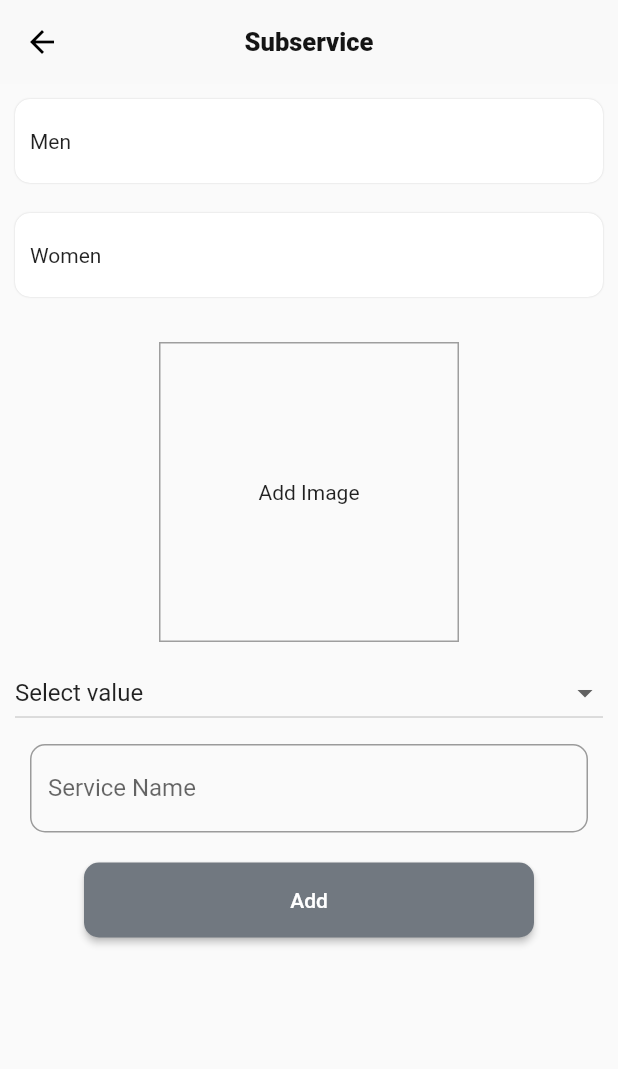
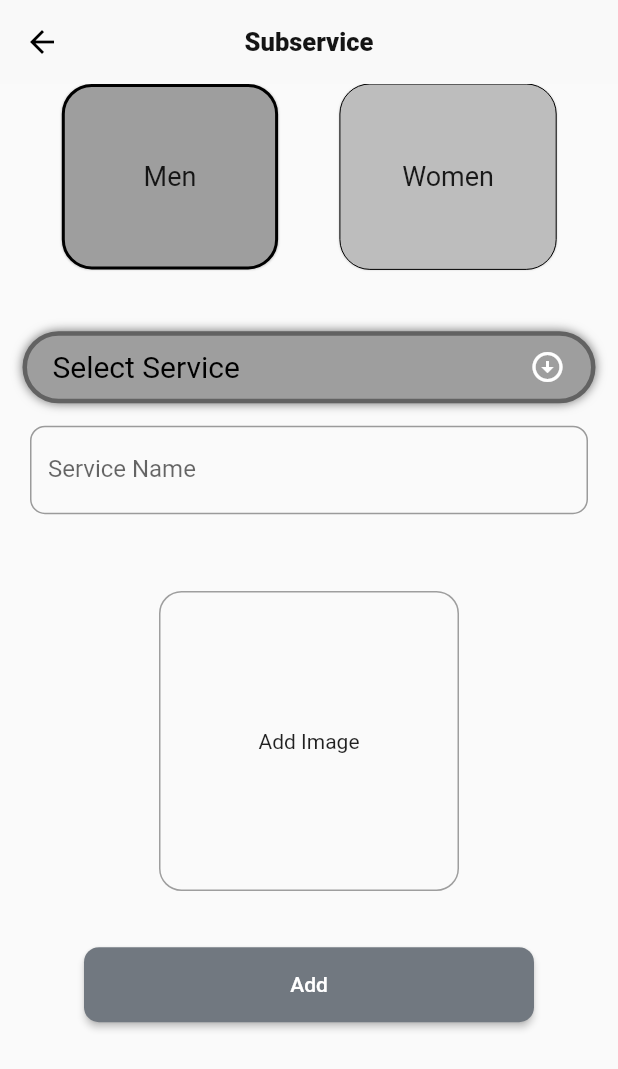
Before and after one commit to JahanzebMughal/sup_admin_saloon, a Flutter app: the SubServices screen opened directly, after a tap on "Men", on a phone screen of 412 x 824 dp. Shown: the top 1069 px of the screen. Run offline on Flutter 3.47's test engine with Material 2 defaults, Android fonts, the light colour scheme and no system bars; our stand-ins replace cached_network_image, cloud_firestore, dropdown_button2, firebase_auth, firebase_core, firebase_storage and 10 more; missing offline and left inert: flutter_rounded_date_picker; accounts and stored records are empty; Roboto replaces fonts that are missing (Tajawal); project files that could hold a hidden picture were left out.

Commit message:
UI_changes

```diff
--- a/lib/main.dart
+++ b/lib/main.dart
@@ -5,8 +5,7 @@ import 'package:flutter/material.dart';
 import 'package:get/get.dart';
 import 'package:saloon_app/testlogin.dart';
 import 'package:saloon_app/views/dashboard.dart';
-import 'package:shared_preferences/shared_preferences.dart';
-
+import 'package:sizer/sizer.dart';
 import 'data/controller/auth/login_controller.dart';
 
 Future<void> main() async {
@@ -22,6 +21,7 @@ class MyApp extends StatelessWidget {
   // This widget is the root of your application.
   @override
   Widget build(BuildContext context) {
+    return Sizer(builder: (context, orientation, deviceType) {
       return GetMaterialApp(
         debugShowCheckedModeBanner: false,
         title: 'Flutter Demo',
@@ -30,5 +30,6 @@ class MyApp extends StatelessWidget {
         ),
         home: loginController.isLogin ? const Dashboard() : LoginBodyScreen(),
       );
+    });
   }
 }
--- a/lib/views/Appointments/allApointment.dart
+++ b/lib/views/Appointments/allApointment.dart
@@ -128,7 +128,7 @@ class allAppointment extends StatelessWidget {
                               return Saloongradeintboxwidget(
                                 color1: const Color(0XFFB64D3F),
                                 color2: const Color(0XFFD96D5E),
-                                boxheading: 'Cancelled',
+                                boxheading: 'Cancelled\nAppoinments',
                                 boxvalue: "$count",
                                 valuecolor: redtextgraient,
                               );
--- a/lib/views/services/sub_services.dart
+++ b/lib/views/services/sub_services.dart
@@ -10,6 +10,7 @@ import 'package:saloon_app/Constants/ColorsManager.dart';
 import 'package:saloon_app/views/dashboard.dart';
 import 'package:saloon_app/widgets/custom_button.dart';
 import 'package:saloon_app/widgets/custom_textfield.dart';
+import 'package:sizer/sizer.dart';
 
 import '../../data/controller/services/add_service_controller.dart';
 
@@ -21,16 +22,16 @@ class SubServices extends StatefulWidget {
 }
 
 class _SubServicesState extends State<SubServices> {
-  bool isClicked = false;
-
+  bool _menSelected = false;
+  bool _womenSelected = false;
   var serviceCOntroller = TextEditingController();
   var addServiceController = Get.put(AddServiceController());
 
   File? _image;
   String value = '';
   final picker = ImagePicker();
-  String selectedVal = "Select value";
-  List<String> items = ['Select value'];
+  String selectedVal = "Select Service";
+  List<String> items = ['Select Service'];
   Future<void> _pickImage(ImageSource source) async {
     final pickedFile = await picker.getImage(source: source);
 
@@ -42,12 +43,6 @@ class _SubServicesState extends State<SubServices> {
   }
 
   @override
-  void initState() {
-    // TODO: implement initState
-    super.initState();
-  }
-
-  @override
   Widget build(BuildContext context) {
     return Scaffold(
       resizeToAvoidBottomInset: true,
@@ -55,73 +50,62 @@ class _SubServicesState extends State<SubServices> {
       body: SingleChildScrollView(
         child: Column(
           children: [
+            Row(
+              mainAxisAlignment: MainAxisAlignment.spaceEvenly,
+              children: [
                 GestureDetector(
                     onTap: () {
                       setState(() {
-                  isClicked = !isClicked;
+                        _menSelected = true;
+                        _womenSelected = false;
+
                         value = "Men";
                       });
                     },
                     child: Container(
-                width: double.infinity,
-                margin: const EdgeInsets.all(10),
+                      height: 15.h,
+                      width: 35.w,
                       decoration: BoxDecoration(
-                    color: Colors.white,
-                    borderRadius: BorderRadius.circular(10),
+                          border: Border.all(width: _menSelected ? 2 : 0),
+                          borderRadius: BorderRadius.circular(20),
+                          color:
+                              _menSelected ? Colors.grey : Colors.grey.shade400,
                           boxShadow: containerboxShadow()),
-                child: const Padding(
-                  padding: EdgeInsets.only(top: 20, bottom: 20, left: 10),
-                  child: Text("Men"),
-                ),
-              ),
-            ),
+                      child: const Center(
+                          child: Text(
+                        'Men',
+                        style: TextStyle(fontSize: 18),
+                      )),
+                    )),
                 GestureDetector(
                     onTap: () {
                       setState(() {
-                  isClicked = !isClicked;
+                        _womenSelected = true;
+                        _menSelected = false;
                         value = "Women";
                       });
                     },
                     child: Container(
-                width: double.infinity,
-                margin: const EdgeInsets.all(10),
+                      height: 15.h,
+                      width: 35.w,
                       decoration: BoxDecoration(
-                    color: Colors.white,
-                    borderRadius: BorderRadius.circular(10),
+                          border: Border.all(width: _womenSelected ? 2 : 0),
+                          borderRadius: BorderRadius.circular(20),
+                          color: _womenSelected
+                              ? Colors.grey
+                              : Colors.grey.shade400,
                           boxShadow: containerboxShadow()),
-                child: const Padding(
-                  padding: EdgeInsets.only(top: 20, bottom: 20, left: 10),
-                  child: Text("Women"),
+                      child: const Center(
+                          child: Text(
+                        'Women',
+                        style: TextStyle(fontSize: 18),
+                      )),
+                    )),
+              ],
             ),
+            SizedBox(
+              height: 30.sp,
             ),
-            ),
-            isClicked
-                ? Container(
-                    margin: const EdgeInsets.all(10),
-                    width: double.infinity,
-                    //  color: Colors.red,
-                    child: Column(
-                      children: [
-                        GestureDetector(
-                          onTap: () {
-                            _showBottomSheet(context);
-                          },
-                          child: Container(
-                            margin: const EdgeInsets.all(10),
-                            height: 200,
-                            width: 200,
-                            decoration: BoxDecoration(
-                                border:
-                                    Border.all(color: Colors.grey, width: 1)),
-                            child: _image == null
-                                ? const Center(child: Text("Add Image"))
-                                : Image.file(
-                                    _image!,
-                                    fit: BoxFit.cover,
-                                  ),
-                          ),
-                        ),
-
             StreamBuilder<QuerySnapshot>(
               stream: value == 'Men'
                   ? FirebaseFirestore.instance
@@ -138,8 +122,7 @@ class _SubServicesState extends State<SubServices> {
                 if (!snapshot.hasData) {
                   return const CircularProgressIndicator();
                 }
-                            List<DocumentSnapshot> documents =
-                                snapshot.data!.docs;
+                List<DocumentSnapshot> documents = snapshot.data!.docs;
 
                 for (var document in documents) {
                   Map<String, dynamic> data =
@@ -147,7 +130,27 @@ class _SubServicesState extends State<SubServices> {
                   String fieldName = data['name'] as String;
                   items.add(fieldName);
                 }
-                            return DropdownButton(
+                return Padding(
+                  padding: const EdgeInsets.symmetric(horizontal: 15),
+                  child: DecoratedBox(
+                      decoration: BoxDecoration(
+                          color:
+                              Colors.grey, //background color of dropdown button
+                          border: Border.all(
+                              color: Colors.black38,
+                              width: 3), //border of dropdown button
+                          borderRadius: BorderRadius.circular(
+                              50), //border raiuds of dropdown button
+                          boxShadow: const <BoxShadow>[
+                            //apply shadow on Dropdown button
+                            BoxShadow(
+                                color: Color.fromRGBO(
+                                    0, 0, 0, 0.57), //shadow for button
+                                blurRadius: 5) //blur radius of shadow
+                          ]),
+                      child: Padding(
+                        padding: const EdgeInsets.symmetric(horizontal: 20),
+                        child: DropdownButton(
                           isExpanded: true,
                           value: selectedVal,
                           onChanged: (newValue) {
@@ -155,19 +158,37 @@ class _SubServicesState extends State<SubServices> {
                               selectedVal = newValue.toString();
                             });
                           },
+                          icon: const Padding(
+                              //Icon at tail, arrow bottom is default icon
+                              padding: EdgeInsets.only(left: 20),
+                              child: Icon(Icons.arrow_circle_down_sharp)),
+                          iconEnabledColor: Colors.white, //Icon color
+                          style: const TextStyle(
+                              //te
+                              color: Colors.black, //Font color
+                              fontSize: 20 //font size on dropdown button
+                              ),
+
+                          dropdownColor:
+                              Colors.grey.shade200, //dropdown background color
+                          underline: Container(), //remove underline
                           items: items.map((value) {
                             return DropdownMenuItem(
                               value: value,
                               child: Text(value),
                             );
                           }).toList(),
+                        ),
+                      )),
                 );
               },
             ),
-
+            const SizedBox(
+              height: 15,
+            ),
             //////////////drop down end
             Padding(
-                          padding: const EdgeInsets.all(10.0),
+              padding: const EdgeInsets.symmetric(horizontal: 20),
               child: CustomOutlineTextField(
                 validator: (String) {
                   return null;
@@ -177,8 +198,39 @@ class _SubServicesState extends State<SubServices> {
                 controller: serviceCOntroller,
               ),
             ),
-                        const SizedBox(
-                          height: 10,
+            SizedBox(
+              height: 30.sp,
+            ),
+            SizedBox(
+              // margin: const EdgeInsets.all(10),
+              width: double.infinity,
+              //  color: Colors.red,
+              child: Column(
+                children: [
+                  GestureDetector(
+                    onTap: () {
+                      _showBottomSheet(context);
+                    },
+                    child: Container(
+                      margin: const EdgeInsets.all(10),
+                      height: 200,
+                      width: 200,
+                      decoration: BoxDecoration(
+                          borderRadius: BorderRadius.circular(15),
+                          border: Border.all(color: Colors.grey, width: 1)),
+                      child: _image == null
+                          ? const Center(child: Text("Add Image"))
+                          : ClipRRect(
+                              borderRadius: BorderRadius.circular(14),
+                              child: Image.file(
+                                _image!,
+                                fit: BoxFit.cover,
+                              ),
+                            ),
+                    ),
+                  ),
+                  SizedBox(
+                    height: 20.sp,
                   ),
                   Obx(() => CustomElevatedButton(
                         buttonText: "Add",
@@ -191,7 +243,6 @@ class _SubServicesState extends State<SubServices> {
                 ],
               ),
             )
-                : const SizedBox()
           ],
         ),
       ),
--- a/pubspec.yaml
+++ b/pubspec.yaml
@@ -29,6 +29,7 @@ environment:
 # the latest version available on pub.dev. To see which dependencies have newer
 # versions available, run `flutter pub outdated`.
 dependencies:
+  material_design_icons_flutter: ^6.0.7096
   cloud_firestore: ^4.4.5
   cupertino_icons: ^1.0.2
   dropdown_button2: ^1.9.2
@@ -50,7 +51,7 @@ dependencies:
   loading_animation_widget: ^1.2.0+4
   percent_indicator: ^4.0.1
   shared_preferences: ^2.0.20
-
+  sizer: ^2.0.15
 dev_dependencies:
   flutter_lints: ^2.0.0
   flutter_test:
```
Also changed, not shown: lib/data/controller/auth/login_controller.dart (+4 -5 lines), lib/data/model/saloon_model.dart (added, +7 -0 lines), lib/testlogin.dart (+7 -7 lines), lib/views/dashboard.dart (+21 -14 lines), lib/views/login/login_screen.dart (+84 -84 lines), lib/views/saloon_profile/all_saloons.dart (+42 -46 lines), lib/views/services/services.dart (+63 -43 lines), lib/views/services/services_main.dart (+18 -27 lines), lib/widgets/custom_container.dart (added, +42 -0 lines), pubspec.lock. Lines whose indentation alone changed are shown as unchanged.
